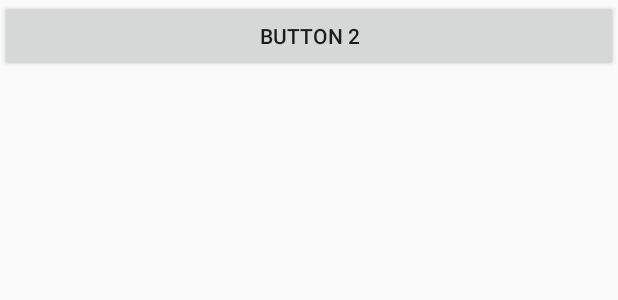
After one commit to lwxwl/CodePractise, an Android app: the layout second_layout.xml on its own in the app's theme, with its tools: preview values and no code run, on a phone screen of 412 x 824 dp. The commit adds this screen. Shown: the top 300 px of the screen. Run offline under Robolectric (Android 15) with nearby library versions, the phone set to English and light mode, and no system bars.

Commit message:
ActivityTest

```diff
--- a/Android/Chapter2/AndroidTest/app/build.gradle
+++ b/Android/Chapter2/AndroidTest/app/build.gradle
@@ -25,5 +25,6 @@ dependencies {
         exclude group: 'com.android.support', module: 'support-annotations'
     })
     compile 'com.android.support:appcompat-v7:25.3.0'
+    compile 'com.android.support.constraint:constraint-layout:1.0.2'
     testCompile 'junit:junit:4.12'
 }
--- /dev/null
+++ b/Android/Chapter2/AndroidTest/app/src/main/res/layout/second_layout.xml
@@ -0,0 +1,15 @@
+<?xml version="1.0" encoding="utf-8"?>
+<LinearLayout xmlns:android="http://schemas.android.com/apk/res/android"
+    xmlns:tools="http://schemas.android.com/tools"
+    android:layout_width="match_parent"
+    android:layout_height="match_parent"
+    android:orientation="vertical"
+    tools:context="com.example.lwxwl.androidtest.SecondActivity">
+
+    <Button
+        android:id="@+id/button_2"
+        android:layout_width="match_parent"
+        android:layout_height="wrap_content"
+        android:text="@string/button_2"/>
+
+</LinearLayout>
--- a/Android/Chapter2/AndroidTest/app/src/main/res/values/strings.xml
+++ b/Android/Chapter2/AndroidTest/app/src/main/res/values/strings.xml
@@ -1,6 +1,8 @@
 <resources>
     <string name="app_name">AndroidTest</string>
     <string name="button_1">Button 1</string>
+    <string name="button_2">Button 2</string>
+    <string name="button_3">Button 3</string>
     <string name="label">This is FirstActivity</string>
     <string name="item_1">Add</string>
     <string name="item_2">Remove</string>
```
Also changed, not shown: Android/Chapter2/AndroidTest/app/src/main/AndroidManifest.xml (+22 -3 lines), Android/Chapter2/AndroidTest/app/src/main/java/com/example/lwxwl/androidtest/FirstActivity.java (+48 -1 lines), Android/Chapter2/AndroidTest/app/src/main/java/com/example/lwxwl/androidtest/SecondActivity.java (added, +42 -0 lines), Android/Chapter2/AndroidTest/app/src/main/java/com/example/lwxwl/androidtest/ThirdActivity.java (added, +13 -0 lines), Android/Chapter2/AndroidTest/app/src/main/res/layout/third_activity.xml (added, +15 -0 lines).
